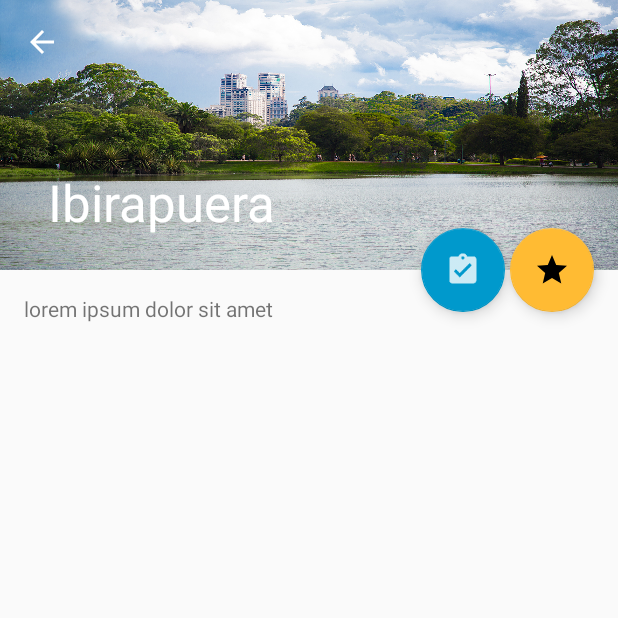
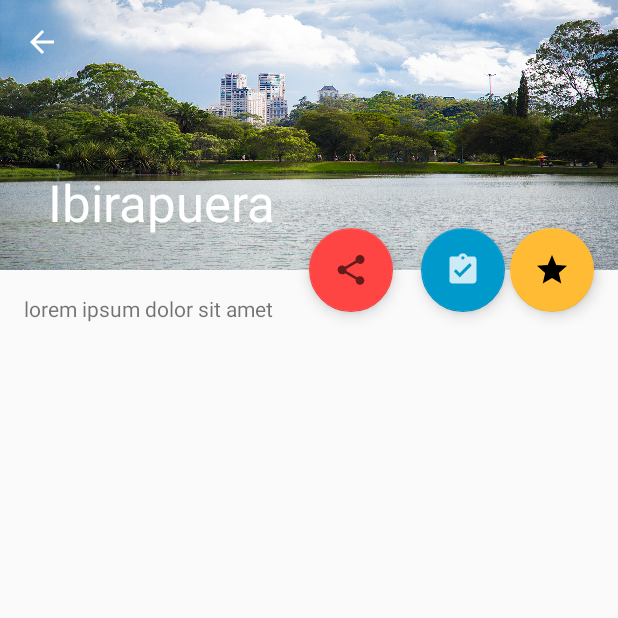
Before and after one commit to FuiOrganization/android_frontend, an Android app: the screen it shows after launch (ExperienceActivity), after a tap on "Ibirapuera", on a phone screen of 412 x 824 dp, the top half of it. Run offline under Robolectric (Android 15) with nearby library versions, the phone set to English and light mode, and no system bars.

Commit message:
Inclusão da funcionalidade Share.

```diff
--- a/app/src/main/res/layout/activity_experience.xml
+++ b/app/src/main/res/layout/activity_experience.xml
@@ -32,7 +32,8 @@
         </android.support.design.widget.CollapsingToolbarLayout>
     </android.support.design.widget.AppBarLayout>
 
-    <include layout="@layout/content_experience" />
+    <include layout="@layout/content_experience"
+        android:id="@+id/include" />
 
     <android.support.design.widget.FloatingActionButton
         android:id="@+id/favorite_button"
@@ -57,4 +58,16 @@
         app:rippleColor="@android:color/background_light"
         app:srcCompat="@drawable/ic_fui_button" />
 
+    <android.support.design.widget.FloatingActionButton
+        android:id="@+id/ShareButton"
+        android:layout_width="wrap_content"
+        android:layout_height="wrap_content"
+        android:layout_gravity="center_vertical|right"
+        android:clickable="true"
+        android:onClick="botaoShareClicado"
+        app:backgroundTint="@android:color/holo_red_light"
+        app:layout_anchor="@+id/app_bar"
+        app:layout_anchorGravity="bottom|center_horizontal"
+        app:srcCompat="?android:attr/actionModeShareDrawable" />
+
 </android.support.design.widget.CoordinatorLayout>
```
Also changed, not shown: app/src/main/java/br/com/fui/fuiapplication/activities/ExperienceActivity.java (+23 -0 lines), app/src/main/res/drawable-hdpi/ic_share.png (added), app/src/main/res/drawable-mdpi/ic_share.png (added), app/src/main/res/drawable-xhdpi/ic_share.png (added), app/src/main/res/drawable-xxhdpi/ic_share.png (added).
